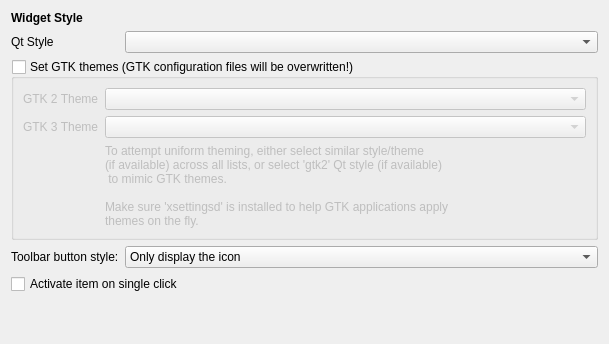
Qt form lxqt-config-appearance/styleconfig.ui (lxqt/lxqt-config) before a commit.
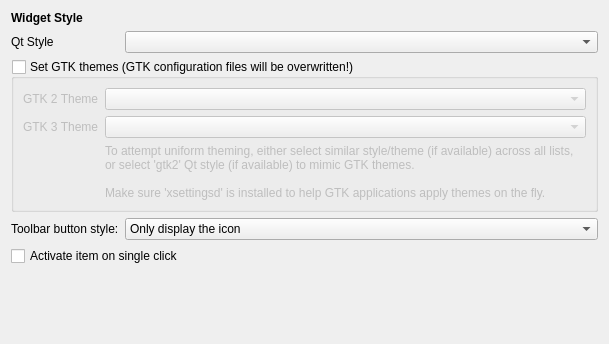
The same form after that commit.

What changed in the file:
```diff
--- a/lxqt-config-appearance/styleconfig.ui
+++ b/lxqt-config-appearance/styleconfig.ui
@@ -79,12 +79,12 @@
         <item row="3" column="1">
          <widget class="QLabel" name="uniformThemeLabel">
           <property name="text">
-           <string>To attempt uniform theming, either select similar style/theme
-(if available) across all lists, or select 'gtk2' Qt style (if available)
- to mimic GTK themes.
+           <string>To attempt uniform theming, either select similar style/theme (if available) across all lists, or select 'gtk2' Qt style (if available) to mimic GTK themes.
 
-Make sure 'xsettingsd' is installed to help GTK applications apply
-themes on the fly.</string>
+Make sure 'xsettingsd' is installed to help GTK applications apply themes on the fly.</string>
+          </property>
+          <property name="wordWrap">
+           <bool>true</bool>
           </property>
          </widget>
         </item>
```
